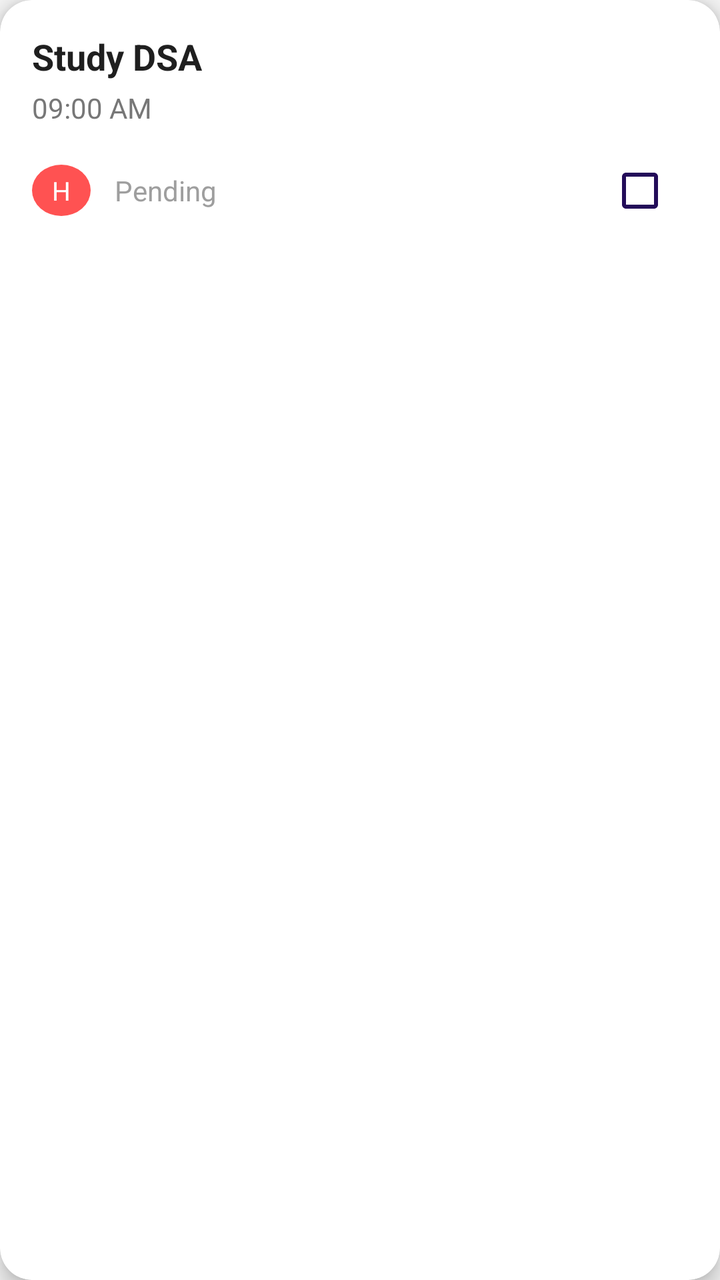
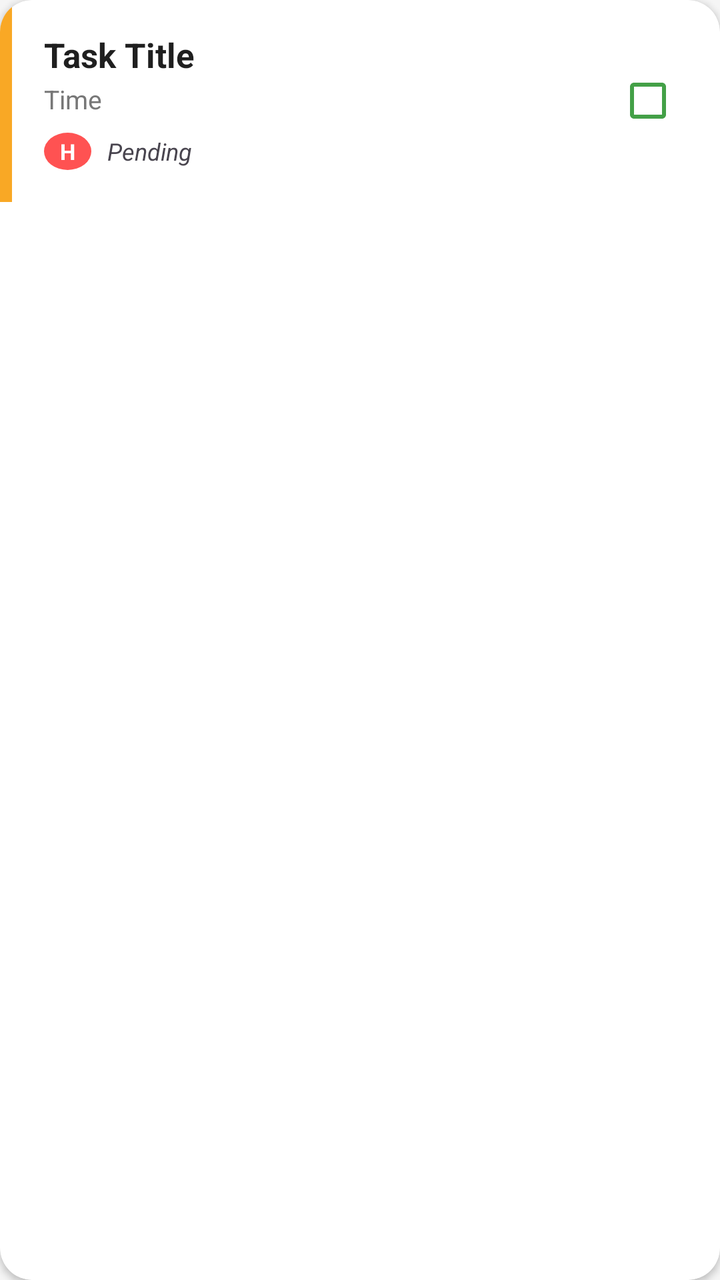

Before-and-after screenshots of an Android layout around one commit, followed by the original layout XML and the change that was made.
<!-- AndroidManifest.xml: application theme Theme.PlanUp -->
<!-- res/layout/item_task.xml -->
<?xml version="1.0" encoding="utf-8"?>
<androidx.cardview.widget.CardView xmlns:android="http://schemas.android.com/apk/res/android"
    xmlns:app="http://schemas.android.com/apk/res-auto"
    android:layout_width="match_parent"
    android:layout_height="wrap_content"
    android:layout_marginBottom="12dp"
    app:cardCornerRadius="16dp"
    app:cardElevation="6dp">

    <LinearLayout
        android:layout_width="match_parent"
        android:layout_height="wrap_content"
        android:orientation="vertical"
        android:padding="16dp">

        
        <TextView
            android:id="@+id/tvTaskTitle"
            android:layout_width="wrap_content"
            android:layout_height="wrap_content"
            android:text="Study DSA"
            android:textSize="18sp"
            android:textStyle="bold"
            android:textColor="#1F1F1F" />

        
        <TextView
            android:id="@+id/tvTaskTime"
            android:layout_width="wrap_content"
            android:layout_height="wrap_content"
            android:text="09:00 AM"
            android:textSize="14sp"
            android:textColor="#777777"
            android:layout_marginTop="4dp" />

        
        <LinearLayout
            android:layout_width="match_parent"
            android:layout_height="wrap_content"
            android:layout_marginTop="8dp"
            android:orientation="horizontal"
            android:gravity="center_vertical">

            
            <TextView
                android:id="@+id/tvPriority"
                android:layout_width="wrap_content"
                android:layout_height="wrap_content"
                android:text="H"
                android:textSize="13sp"
                android:textColor="@android:color/white"
                android:paddingHorizontal="10dp"
                android:paddingVertical="4dp"
                android:background="@drawable/bg_priority_high" />

            
            <TextView
                android:id="@+id/tvStatus"
                android:layout_width="0dp"
                android:layout_height="wrap_content"
                android:layout_weight="1"
                android:text="Pending"
                android:textSize="14sp"
                android:textColor="#9E9E9E"
                android:layout_marginStart="12dp" />

            <CheckBox
                android:id="@+id/cbTaskCompleted"
                android:layout_width="wrap_content"
                android:layout_height="wrap_content" />

        </LinearLayout>

    </LinearLayout>

</androidx.cardview.widget.CardView>
<!-- resources referenced by this layout -->
<resources>
  <!-- drawable bg_priority_high (drawable) -->
  <?xml version="1.0" encoding="utf-8"?>
  <shape xmlns:android="http://schemas.android.com/apk/res/android"
      android:shape="oval">
  
      <solid android:color="#FF5252"/>
      <corners android:radius="12dp"/>
  
  </shape>
  <style name="Theme.PlanUp" parent="Base.Theme.PlanUp" />
  <style name="Base.Theme.PlanUp" parent="Theme.Material3.DayNight.NoActionBar">
          <item name="colorPrimary">@color/primaryColor</item>
          <item name="colorOnPrimary">@color/white</item>
          <item name="colorPrimaryContainer">@color/secondaryColor</item>
          <item name="colorOnPrimaryContainer">@color/primaryColor</item>
          
          <item name="colorSecondary">@color/secondaryColor</item>
          <item name="colorOnSecondary">@color/primaryColor</item>
          
          <item name="android:windowBackground">@color/background_light</item>
          <item name="android:statusBarColor">@color/primaryDarkColor</item>
          
          <item name="colorSurface">@color/white</item>
          <item name="colorOnSurface">@color/textColorPrimary</item>
          <item name="colorSurfaceVariant">@color/secondaryColor</item>
          <item name="colorOnSurfaceVariant">@color/primaryColor</item>
  
          <item name="android:datePickerDialogTheme">@style/DatePickerTheme</item>
          <item name="android:timePickerDialogTheme">@style/DatePickerTheme</item>
  
          <item name="android:windowSoftInputMode">adjustResize</item>
  
          <item name="colorPrimary">@color/primaryColor</item>
          <item name="colorOnPrimary">@color/white</item>
      </style>
  <color name="primaryColor">#230C59</color>
  <color name="white">#FFFFFFFF</color>
  <color name="secondaryColor">#EDE7FF</color>
  <color name="background_light">#F5F5F5</color>
  <color name="primaryDarkColor">#1A0844</color>
  <color name="textColorPrimary">#230C59</color>
  <style name="DatePickerTheme" parent="Theme.Material3.DayNight.Dialog">
          <item name="colorPrimary">@color/primaryColor</item>
          <item name="colorOnPrimary">@color/white</item>
          <item name="colorSurface">@color/white</item>
          <item name="colorOnSurface">@color/textColorPrimary</item>
          <item name="colorAccent">@color/primaryColor</item>
          <item name="android:buttonBarPositiveButtonStyle">@style/DialogButtonStyle</item>
          <item name="android:buttonBarNegativeButtonStyle">@style/DialogButtonStyle</item>
      </style>
  <style name="DialogButtonStyle" parent="Widget.Material3.Button.TextButton">
          <item name="android:textColor">@color/primaryColor</item>
      </style>
</resources>

<!-- the commit's change to res/layout/item_task.xml (unified diff, before → after) -->
@@ -3,73 +3,86 @@
     xmlns:app="http://schemas.android.com/apk/res-auto"
     android:layout_width="match_parent"
     android:layout_height="wrap_content"
-    android:layout_marginBottom="12dp"
+    android:layout_marginHorizontal="12dp"
+    android:layout_marginVertical="6dp"
     app:cardCornerRadius="16dp"
-    app:cardElevation="6dp">
+    app:cardElevation="2dp">
 
     <LinearLayout
         android:layout_width="match_parent"
         android:layout_height="wrap_content"
-        android:orientation="vertical"
-        android:padding="16dp">
+        android:orientation="horizontal">
 
         
-        <TextView
-            android:id="@+id/tvTaskTitle"
-            android:layout_width="wrap_content"
+        <View
+            android:id="@+id/priorityBar"
+            android:layout_width="6dp"
+            android:layout_height="match_parent"
+            android:background="@color/task_pending" />
+
+        <LinearLayout
+            android:layout_width="0dp"
             android:layout_height="wrap_content"
-            android:text="Study DSA"
-            android:textSize="18sp"
-            android:textStyle="bold"
-            android:textColor="#1F1F1F" />
+            android:layout_weight="1"
+            android:orientation="vertical"
+            android:padding="16dp">
 
-        
-        <TextView
-            android:id="@+id/tvTaskTime"
-            android:layout_width="wrap_content"
-            android:layout_height="wrap_content"
-            android:text="09:00 AM"
-            android:textSize="14sp"
-            android:textColor="#777777"
-            android:layout_marginTop="4dp" />
-
-        
-        <LinearLayout
-            android:layout_width="match_parent"
-            android:layout_height="wrap_content"
-            android:layout_marginTop="8dp"
-            android:orientation="horizontal"
-            android:gravity="center_vertical">
-
-            
             <TextView
-                android:id="@+id/tvPriority"
+                android:id="@+id/tvTaskTitle"
                 android:layout_width="wrap_content"
                 android:layout_height="wrap_content"
-                android:text="H"
+                android:text="Task Title"
+                android:textSize="17sp"
+                android:textStyle="bold"
+                android:textColor="#1F1F1F" />
+
+            <TextView
+                android:id="@+id/tvTaskTime"
+                android:layout_width="wrap_content"
+                android:layout_height="wrap_content"
+                android:text="Time"
                 android:textSize="13sp"
-                android:textColor="@android:color/white"
-                android:paddingHorizontal="10dp"
-                android:paddingVertical="4dp"
-                android:background="@drawable/bg_priority_high" />
+                android:textColor="#777777"
+                android:layout_marginTop="2dp" />
 
-            
-            <TextView
-                android:id="@+id/tvStatus"
-                android:layout_width="0dp"
+            <LinearLayout
+                android:layout_width="match_parent"
                 android:layout_height="wrap_content"
-                android:layout_weight="1"
-                android:text="Pending"
-                android:textSize="14sp"
-                android:textColor="#9E9E9E"
-                android:layout_marginStart="12dp" />
+                android:layout_marginTop="8dp"
+                android:orientation="horizontal"
+                android:gravity="center_vertical">
 
-            <CheckBox
-                android:id="@+id/cbTaskCompleted"
-                android:layout_width="wrap_content"
-                android:layout_height="wrap_content" />
+                <TextView
+                    android:id="@+id/tvPriority"
+                    android:layout_width="wrap_content"
+                    android:layout_height="wrap_content"
+                    android:text="H"
+                    android:textSize="11sp"
+                    android:textStyle="bold"
+                    android:textColor="@android:color/white"
+                    android:paddingHorizontal="8dp"
+                    android:paddingVertical="2dp"
+                    android:background="@drawable/bg_priority_high" />
 
+                <TextView
+                    android:id="@+id/tvStatus"
+                    android:layout_width="wrap_content"
+                    android:layout_height="wrap_content"
+                    android:layout_marginStart="8dp"
+                    android:text="Pending"
+                    android:textSize="12sp"
+                    android:textStyle="italic" />
+
+            </LinearLayout>
         </LinearLayout>
+
+        <CheckBox
+            android:id="@+id/cbTaskCompleted"
+            android:layout_width="wrap_content"
+            android:layout_height="match_parent"
+            android:layout_gravity="center_vertical"
+            android:layout_marginEnd="12dp"
+            android:buttonTint="@color/task_completed" />
 
     </LinearLayout>
 
<!-- resource entries referenced after the edit -->
@@ -1,5 +1,7 @@
 <!-- resources referenced by this layout -->
 <resources>
+  <color name="task_completed">#43A047</color>
+  <color name="task_pending">#F9A825</color>
   <!-- drawable bg_priority_high (drawable) -->
   <?xml version="1.0" encoding="utf-8"?>
   <shape xmlns:android="http://schemas.android.com/apk/res/android"
